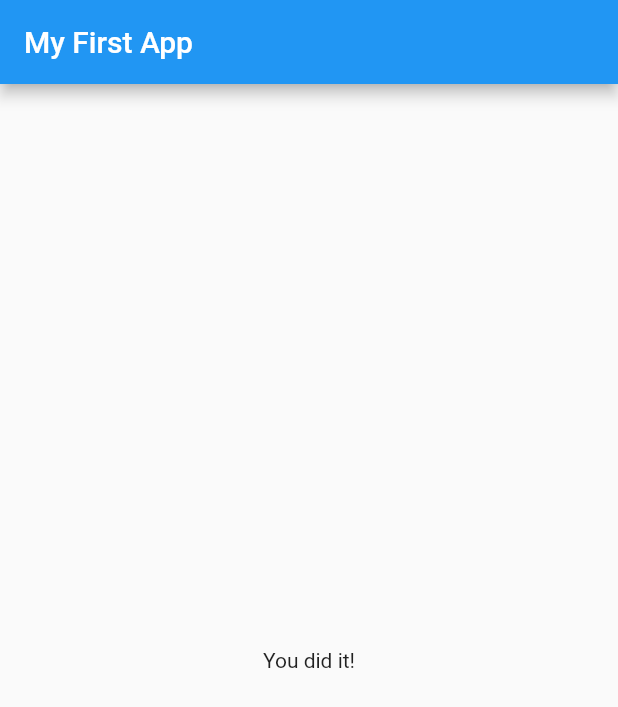
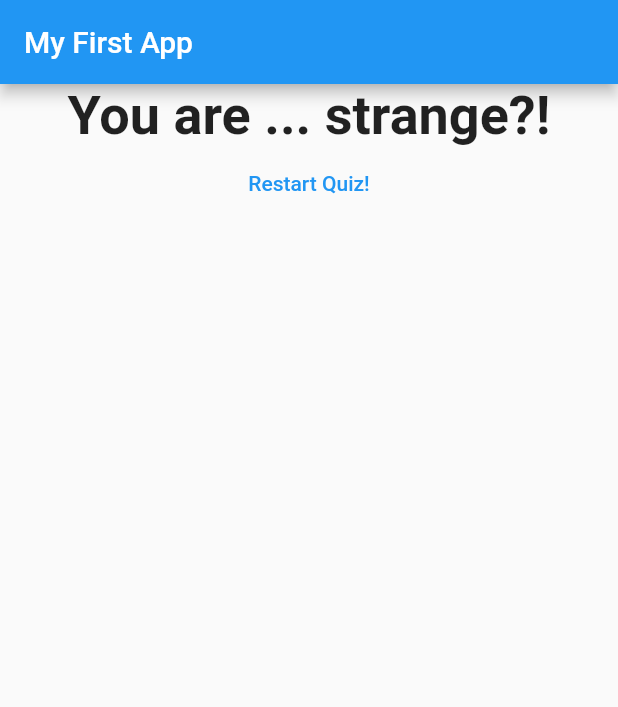
Before and after one commit to artur-sobolewski/flutter_app_1, a Flutter app: the screen it shows after launch, after a tap on "Black", after a tap on "Cat", after a tap on "R. Plant", on a phone screen of 412 x 824 dp. Shown: the top 707 px of the screen. Run offline on Flutter 3.47's test engine with Material 2 defaults, Android fonts, the phone set to English and light mode, and no system bars.

Commit message:
Added restart button and some buttons styling

```diff
--- a/lib/answer.dart
+++ b/lib/answer.dart
@@ -9,10 +9,19 @@ class Answer extends StatelessWidget {
   @override
   Widget build(BuildContext context) {
     return Container(
+      margin: EdgeInsets.symmetric(vertical: 1, horizontal: 20),
       width: double.infinity,
-      child: RaisedButton(
-        color: Colors.blue,
-        textColor: Colors.white,
+      child: ElevatedButton(
+        style: ButtonStyle(
+          backgroundColor: MaterialStateProperty.all(Colors.amber),
+          foregroundColor: MaterialStateProperty.all(Colors.white),
+        ),
+
+        // style: ElevatedButton.styleFrom(
+        //   primary: Colors.yellow,
+        //   onPrimary: Colors.red,
+        // ),
+
         child: Text(answerText),
         onPressed: selectHandler,
       ),
--- a/lib/main.dart
+++ b/lib/main.dart
@@ -29,7 +29,7 @@ class _MyAppState extends State<MyApp> {
       'questionText': 'What\'s your favorite animal?',
       'answers': [
         {'text': 'Dog', 'score': 3},
-        {'text': 'Cat', 'score': 11},
+        {'text': 'Cat', 'score': 1},
         {'text': 'Rabbit', 'score': 5},
         {'text': 'Snake', 'score': 6},
       ],
@@ -46,6 +46,13 @@ class _MyAppState extends State<MyApp> {
   ];
   var _questionIdx = 0;
   var _totalScore = 0;
+
+  void _restartQuiz() {
+    setState(() {
+      _questionIdx = 0;
+      _totalScore = 0;
+    });
+  }
 
   void _answerQuestion(int score) {
     _totalScore += score;
@@ -72,7 +79,7 @@ class _MyAppState extends State<MyApp> {
                 answerQuestion: _answerQuestion,
                 questionIndex: _questionIdx,
                 questions: questions)
-            : Result(),
+            : Result(_totalScore, _restartQuiz),
       ),
     );
   }
--- a/lib/question.dart
+++ b/lib/question.dart
@@ -9,7 +9,6 @@ class Question extends StatelessWidget {
   Widget build(BuildContext context) {
     return Container(
       width: double.infinity,
-      color: Colors.green,
       margin: EdgeInsets.all(10),
       child: Text(
         questionText,
--- a/lib/result.dart
+++ b/lib/result.dart
@@ -1,12 +1,42 @@
 import 'package:flutter/material.dart';
 
 class Result extends StatelessWidget {
-  const Result({Key? key}) : super(key: key);
+  final int finalScore;
+  final VoidCallback resetHandler;
+
+  Result(this.finalScore, this.resetHandler);
+
+  String get resultPhrase {
+    String resultText;
+    if (finalScore <= 8) {
+      resultText = 'You are awesome and innocent!';
+    } else if (finalScore <= 12) {
+      resultText = 'Pretty likable!';
+    } else if (finalScore <= 16) {
+      resultText = 'You are ... strange?!';
+    } else {
+      resultText = 'You are so bad!';
+    }
+    return resultText;
+  }
 
   @override
   Widget build(BuildContext context) {
     return Center(
-      child: Text('You did it!'),
+      child: Column(
+        children: [
+          Text(
+            resultPhrase,
+            style: TextStyle(fontSize: 36, fontWeight: FontWeight.bold),
+            textAlign: TextAlign.center,
+          ),
+          FlatButton(
+            child: Text('Restart Quiz!'),
+            textColor: Colors.blue,
+            onPressed: resetHandler,
+          )
+        ],
+      ),
     );
   }
 }
```
